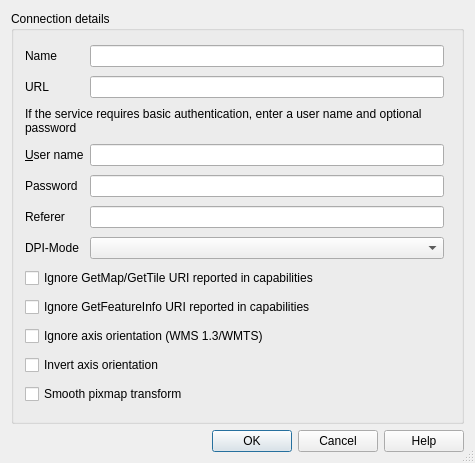
This is src/ui/qgsnewhttpconnectionbase.ui in qgis/QGIS as Qt 5 draws it before an edit. The edited form follows.
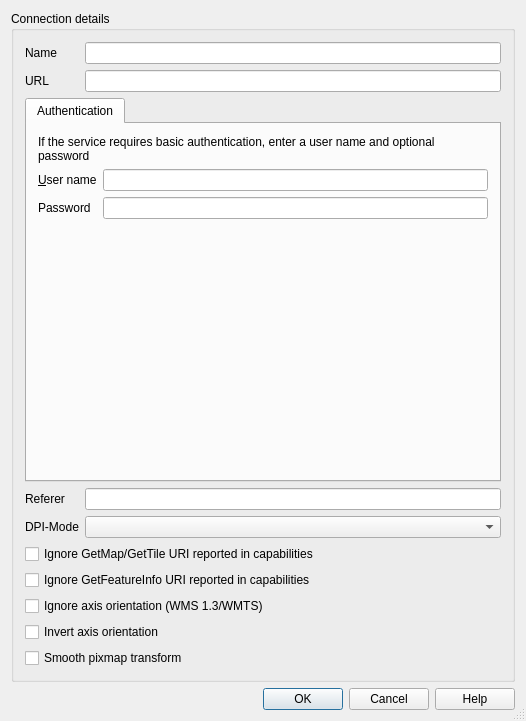
This is the edited form.

Commit message:
[FEATURE] SSL PKI integration for OWS connections (sponsored by Boundless Spatial, US)
- Add SSL certificate settings and utilities classes
- Setup local ~/.qgis2/cert_store setup
- Add QgsCredentials key passphrase support, with stacked widget to rotate between inputs (username/password or key passphrase)
- Add SSL Certificate widget to new OWS connections (tabbed widget with Authentication)
- Cache key passphrases in QgsNetworkManager singleton, since it did not work with QgsCredentials

```diff
--- a/src/ui/qgsnewhttpconnectionbase.ui
+++ b/src/ui/qgsnewhttpconnectionbase.ui
@@ -6,8 +6,8 @@
    <rect>
     <x>0</x>
     <y>0</y>
-    <width>475</width>
-    <height>463</height>
+    <width>526</width>
+    <height>721</height>
    </rect>
   </property>
   <property name="windowTitle">
@@ -27,36 +27,42 @@
      </property>
     </widget>
    </item>
-   <item row="0" column="0">
+   <item row="1" column="0">
     <widget class="QGroupBox" name="mGroupBox">
      <property name="title">
       <string>Connection details</string>
      </property>
      <layout class="QGridLayout">
-      <item row="8" column="0">
-       <widget class="QLabel" name="lblDpiMode">
-        <property name="text">
-         <string>DPI-Mode</string>
+      <item row="4" column="0" colspan="2">
+       <widget class="QTabWidget" name="tabAuth">
+        <property name="sizePolicy">
+         <sizepolicy hsizetype="Expanding" vsizetype="MinimumExpanding">
+          <horstretch>0</horstretch>
+          <verstretch>0</verstretch>
+         </sizepolicy>
         </property>
-        <property name="buddy">
-         <cstring>cmbDpiMode</cstring>
+        <property name="currentIndex">
+         <number>0</number>
         </property>
-       </widget>
-      </item>
+        <widget class="QWidget" name="tab">
+         <attribute name="title">
+          <string>Authentication</string>
+         </attribute>
+         <layout class="QGridLayout" name="gridLayout_3">
       <item row="1" column="0">
-       <widget class="QLabel" name="TextLabel1">
+           <widget class="QLabel" name="label_2">
         <property name="text">
-         <string>URL</string>
-        </property>
-        <property name="margin">
-         <number>5</number>
+             <string>&amp;User name</string>
         </property>
         <property name="buddy">
-         <cstring>txtUrl</cstring>
+             <cstring>txtUserName</cstring>
         </property>
        </widget>
       </item>
-      <item row="4" column="0" colspan="3">
+          <item row="1" column="1">
+           <widget class="QLineEdit" name="txtUserName"/>
+          </item>
+          <item row="0" column="0" colspan="2">
        <widget class="QLabel" name="label">
         <property name="sizePolicy">
          <sizepolicy hsizetype="Minimum" vsizetype="Fixed">
@@ -75,7 +81,7 @@
         </property>
        </widget>
       </item>
-      <item row="6" column="0">
+          <item row="2" column="0">
        <widget class="QLabel" name="label_3">
         <property name="text">
          <string>Password</string>
@@ -85,30 +91,28 @@
         </property>
        </widget>
       </item>
-      <item row="5" column="0">
-       <widget class="QLabel" name="label_2">
-        <property name="text">
-         <string>&amp;User name</string>
-        </property>
-        <property name="buddy">
-         <cstring>txtUserName</cstring>
-        </property>
-       </widget>
-      </item>
-      <item row="0" column="0">
-       <widget class="QLabel" name="TextLabel1_2">
-        <property name="text">
-         <string>Name</string>
-        </property>
-        <property name="wordWrap">
-         <bool>true</bool>
-        </property>
-        <property name="margin">
-         <number>5</number>
-        </property>
-        <property name="buddy">
-         <cstring>txtName</cstring>
-        </property>
+          <item row="2" column="1">
+           <widget class="QLineEdit" name="txtPassword">
+            <property name="echoMode">
+             <enum>QLineEdit::Password</enum>
+            </property>
+           </widget>
+          </item>
+          <item row="3" column="1">
+           <spacer name="verticalSpacer">
+            <property name="orientation">
+             <enum>Qt::Vertical</enum>
+            </property>
+            <property name="sizeHint" stdset="0">
+             <size>
+              <width>0</width>
+              <height>0</height>
+             </size>
+            </property>
+           </spacer>
+          </item>
+         </layout>
+        </widget>
        </widget>
       </item>
       <item row="0" column="1">
@@ -127,6 +131,45 @@
         </property>
        </widget>
       </item>
+      <item row="7" column="0">
+       <widget class="QLabel" name="lblDpiMode">
+        <property name="text">
+         <string>DPI-Mode</string>
+        </property>
+        <property name="buddy">
+         <cstring>cmbDpiMode</cstring>
+        </property>
+       </widget>
+      </item>
+      <item row="1" column="0">
+       <widget class="QLabel" name="TextLabel1">
+        <property name="text">
+         <string>URL</string>
+        </property>
+        <property name="margin">
+         <number>5</number>
+        </property>
+        <property name="buddy">
+         <cstring>txtUrl</cstring>
+        </property>
+       </widget>
+      </item>
+      <item row="0" column="0">
+       <widget class="QLabel" name="TextLabel1_2">
+        <property name="text">
+         <string>Name</string>
+        </property>
+        <property name="wordWrap">
+         <bool>true</bool>
+        </property>
+        <property name="margin">
+         <number>5</number>
+        </property>
+        <property name="buddy">
+         <cstring>txtName</cstring>
+        </property>
+       </widget>
+      </item>
       <item row="1" column="1">
        <widget class="QLineEdit" name="txtUrl">
         <property name="toolTip">
@@ -134,55 +177,10 @@
         </property>
        </widget>
       </item>
-      <item row="5" column="1">
-       <widget class="QLineEdit" name="txtUserName"/>
-      </item>
-      <item row="6" column="1">
-       <widget class="QLineEdit" name="txtPassword">
-        <property name="echoMode">
-         <enum>QLineEdit::Password</enum>
-        </property>
-       </widget>
-      </item>
-      <item row="13" column="0" colspan="2">
-       <widget class="QCheckBox" name="cbxIgnoreGetFeatureInfoURI">
-        <property name="text">
-         <string>Ignore GetFeatureInfo URI reported in capabilities</string>
-        </property>
-       </widget>
-      </item>
-      <item row="12" column="0" colspan="2">
-       <widget class="QCheckBox" name="cbxIgnoreGetMapURI">
-        <property name="text">
-         <string>Ignore GetMap/GetTile URI reported in capabilities</string>
-        </property>
-       </widget>
-      </item>
-      <item row="14" column="0" colspan="2">
-       <widget class="QCheckBox" name="cbxIgnoreAxisOrientation">
-        <property name="text">
-         <string>Ignore axis orientation (WMS 1.3/WMTS)</string>
-        </property>
-       </widget>
-      </item>
-      <item row="15" column="0" colspan="2">
-       <widget class="QCheckBox" name="cbxInvertAxisOrientation">
-        <property name="text">
-         <string>Invert axis orientation</string>
-        </property>
-       </widget>
-      </item>
-      <item row="16" column="0" colspan="2">
-       <widget class="QCheckBox" name="cbxSmoothPixmapTransform">
-        <property name="text">
-         <string>Smooth pixmap transform</string>
-        </property>
-       </widget>
-      </item>
       <item row="7" column="1">
-       <widget class="QLineEdit" name="txtReferer"/>
+       <widget class="QComboBox" name="cmbDpiMode"/>
       </item>
-      <item row="7" column="0">
+      <item row="6" column="0">
        <widget class="QLabel" name="lblReferer">
         <property name="text">
          <string>Referer</string>
@@ -192,8 +190,43 @@
         </property>
        </widget>
       </item>
-      <item row="8" column="1">
-       <widget class="QComboBox" name="cmbDpiMode"/>
+      <item row="6" column="1">
+       <widget class="QLineEdit" name="txtReferer"/>
+      </item>
+      <item row="15" column="0" colspan="2">
+       <widget class="QCheckBox" name="cbxSmoothPixmapTransform">
+        <property name="text">
+         <string>Smooth pixmap transform</string>
+        </property>
+       </widget>
+      </item>
+      <item row="14" column="0" colspan="2">
+       <widget class="QCheckBox" name="cbxInvertAxisOrientation">
+        <property name="text">
+         <string>Invert axis orientation</string>
+        </property>
+       </widget>
+      </item>
+      <item row="13" column="0" colspan="2">
+       <widget class="QCheckBox" name="cbxIgnoreAxisOrientation">
+        <property name="text">
+         <string>Ignore axis orientation (WMS 1.3/WMTS)</string>
+        </property>
+       </widget>
+      </item>
+      <item row="11" column="0" colspan="2">
+       <widget class="QCheckBox" name="cbxIgnoreGetMapURI">
+        <property name="text">
+         <string>Ignore GetMap/GetTile URI reported in capabilities</string>
+        </property>
+       </widget>
+      </item>
+      <item row="12" column="0" colspan="2">
+       <widget class="QCheckBox" name="cbxIgnoreGetFeatureInfoURI">
+        <property name="text">
+         <string>Ignore GetFeatureInfo URI reported in capabilities</string>
+        </property>
+       </widget>
       </item>
      </layout>
     </widget>
```
Lines whose indentation alone changed are shown as unchanged. The commit also changes 23 other files.
